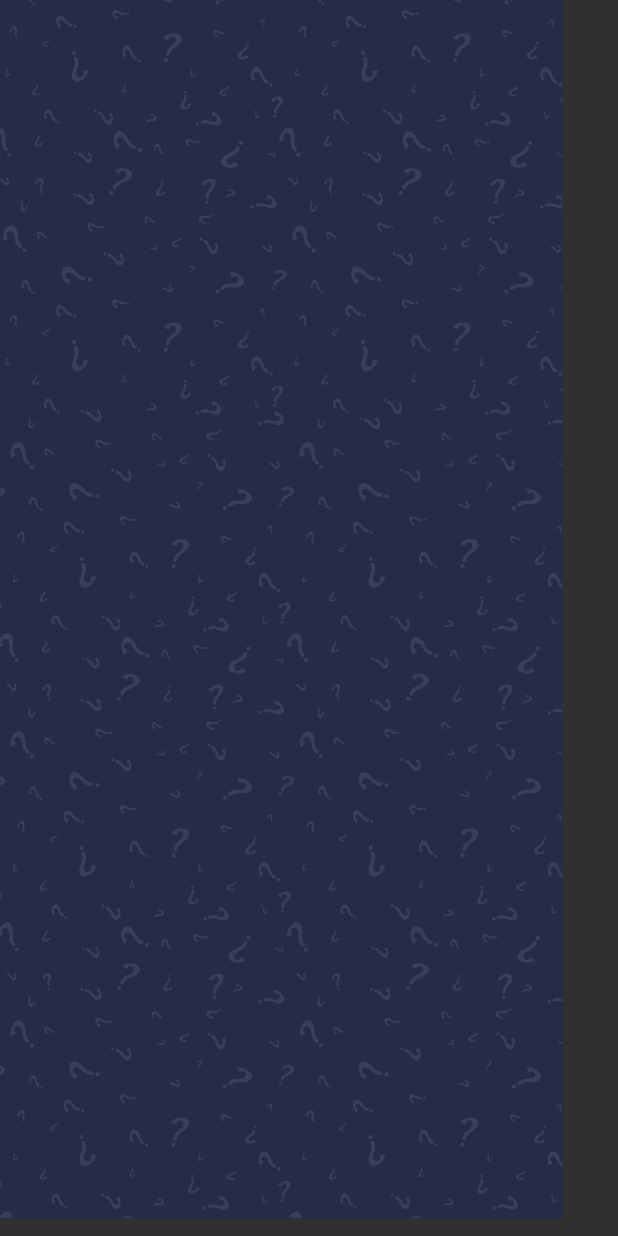
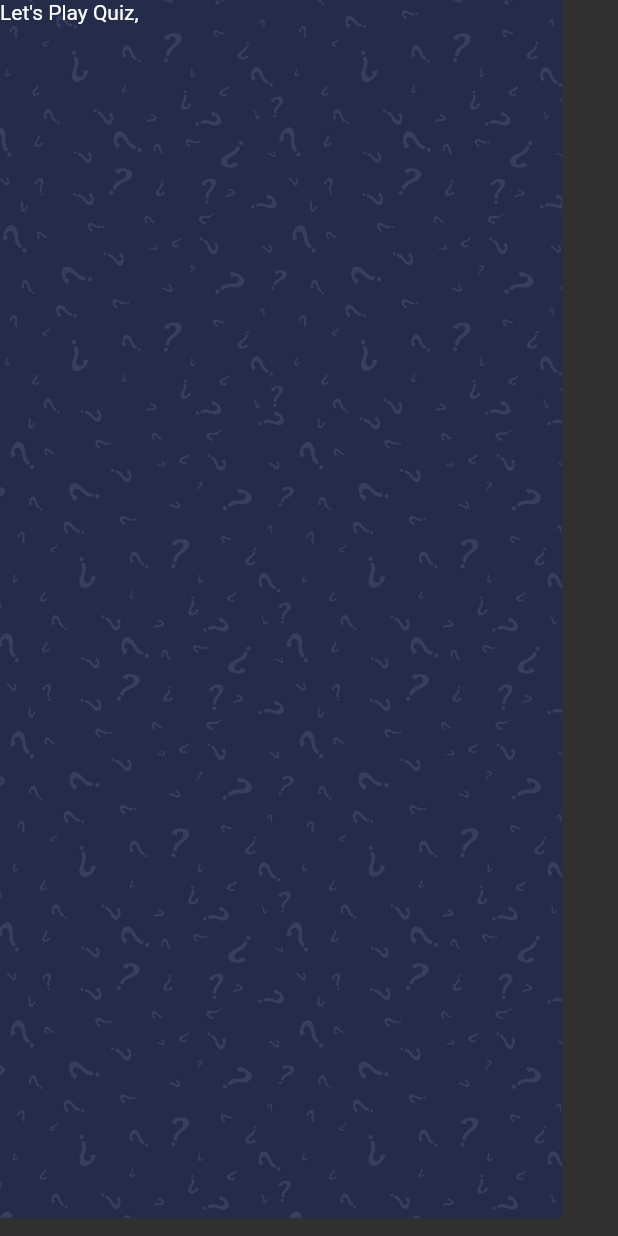
Before and after one commit to lucasoliveirasouza/quiz-app, a Flutter app: the screen it shows after launch, on a phone screen of 412 x 824 dp. Run offline on Flutter 3.47's test engine with Material 2 defaults, Android fonts, the phone set to English and light mode, and no system bars; our stand-ins replace get, websafe_svg.

Commit message:
Criando home

```diff
--- a/lib/view/home/home.dart
+++ b/lib/view/home/home.dart
@@ -17,7 +17,9 @@ class _HomeViewState extends State<HomeView> {
           WebsafeSvg.asset("assets/icons/bg.svg"),
           SafeArea(
             child: Column(
-              children: [],
+              children: [
+                Text("Let's Play Quiz,"),
+              ],
             ),
           )
         ],
```
